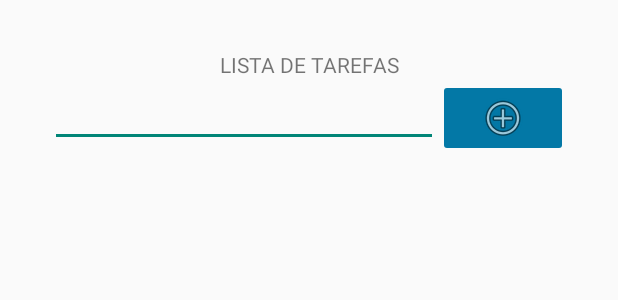
After one commit to AlcinoBarros/Compras, an Android app: the layout lista.xml on its own in the app's theme, with its tools: preview values and no code run, on a phone screen of 412 x 824 dp. The commit adds this screen. Shown: the top 300 px of the screen. Run offline under Robolectric (Android 15) with nearby library versions, the phone set to English and light mode, and no system bars.

Commit message:
fez xml chamada lista de tarefas, e tambem cree dois class uma chamada item, e outra chamada adapterItem
Signed-off-by: Henry Luna <lunaretornado2@gmail.com>

```diff
--- a/app/build.gradle.kts
+++ b/app/build.gradle.kts
@@ -9,7 +9,7 @@ android {
 
     defaultConfig {
         applicationId = "com.alcinojose.compras"
-        minSdk = 24
+        minSdk = 23
         targetSdk = 34
         versionCode = 1
         versionName = "1.0"
--- a/app/src/main/AndroidManifest.xml
+++ b/app/src/main/AndroidManifest.xml
@@ -21,6 +21,8 @@
                 <category android:name="android.intent.category.LAUNCHER" />
             </intent-filter>
         </activity>
+
+        <activity android:name="LoginActivity"/>
     </application>
 
 </manifest>
--- a/app/src/main/res/layout/cadastro.xml
+++ b/app/src/main/res/layout/cadastro.xml
@@ -1,5 +1,6 @@
 <?xml version="1.0" encoding="utf-8"?>
 <androidx.constraintlayout.widget.ConstraintLayout xmlns:android="http://schemas.android.com/apk/res/android"
+    xmlns:tools="http://schemas.android.com/tools"
     android:layout_width="match_parent"
     android:layout_height="match_parent"
     xmlns:app="http://schemas.android.com/apk/res-auto"
--- /dev/null
+++ b/app/src/main/res/layout/lista.xml
@@ -0,0 +1,41 @@
+<?xml version="1.0" encoding="utf-8"?>
+<LinearLayout xmlns:android="http://schemas.android.com/apk/res/android"
+    xmlns:app="http://schemas.android.com/apk/res-auto"
+    xmlns:tools="http://schemas.android.com/tools"
+    android:id="@+id/main"
+    android:layout_width="match_parent"
+    android:layout_height="match_parent"
+    android:orientation="vertical"
+    android:layout_margin="50px"
+    tools:context=".MainActivity">
+
+    <TextView
+        android:textAlignment="center"
+        android:layout_width="match_parent"
+        android:layout_height="wrap_content"
+        android:text="LISTA DE TAREFAS" />
+
+    <LinearLayout
+        android:layout_width="match_parent"
+        android:layout_height="wrap_content">
+        <EditText
+            android:id="@+id/textTarefa"
+            android:layout_weight="3"
+            android:layout_width="0dp"
+            android:layout_height="wrap_content"/>
+
+        <ImageButton
+            android:id="@+id/btnAdd"
+            android:layout_width="0dp"
+            android:layout_height="wrap_content"
+            android:layout_weight="1"
+            android:backgroundTint="@color/bluePrimary"
+            tools:src="@android:drawable/ic_menu_add" />
+
+    </LinearLayout>
+    <ListView
+        android:id="@+id/listViewTarefas"
+        android:layout_width="match_parent"
+        android:layout_height="wrap_content"/>
+
+</LinearLayout>
--- a/app/src/main/res/layout/login.xml
+++ b/app/src/main/res/layout/login.xml
@@ -54,7 +54,7 @@
         android:layout_marginTop="24dp"
         android:text="@string/login"
         android:textStyle="bold"
-        android:backgroundTint="@color/blueSecunt"
+        app:backgroundTint="@color/blueSecunt"
         app:layout_constraintStart_toStartOf="parent"
         app:layout_constraintTop_toBottomOf="@+id/password"
          />
```
Also changed, not shown: app/src/main/java/com/alcinojose/compras/MainActivity.kt (+24 -5 lines), app/src/main/java/com/alcinojose/compras/adapterItem.java (added, +45 -0 lines), app/src/main/java/com/alcinojose/compras/item.java (added, +38 -0 lines), app/src/main/res/layout/tarefas_layout.xml (deleted, +0 -51 lines), app/src/main/res/drawable/fondo app azul.png (deleted).
